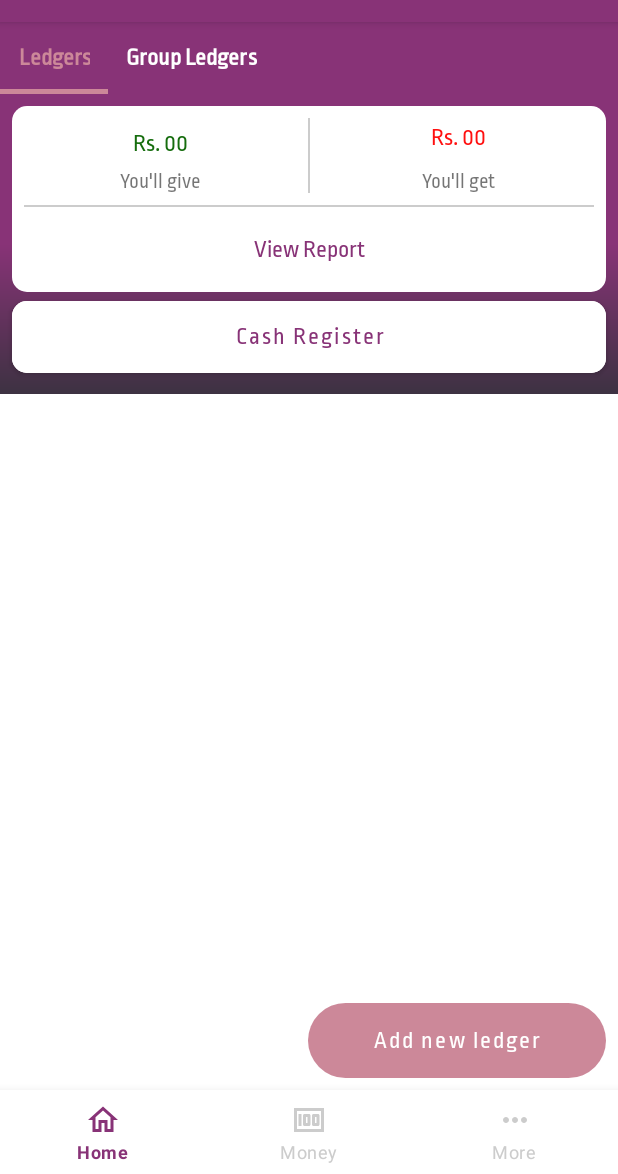
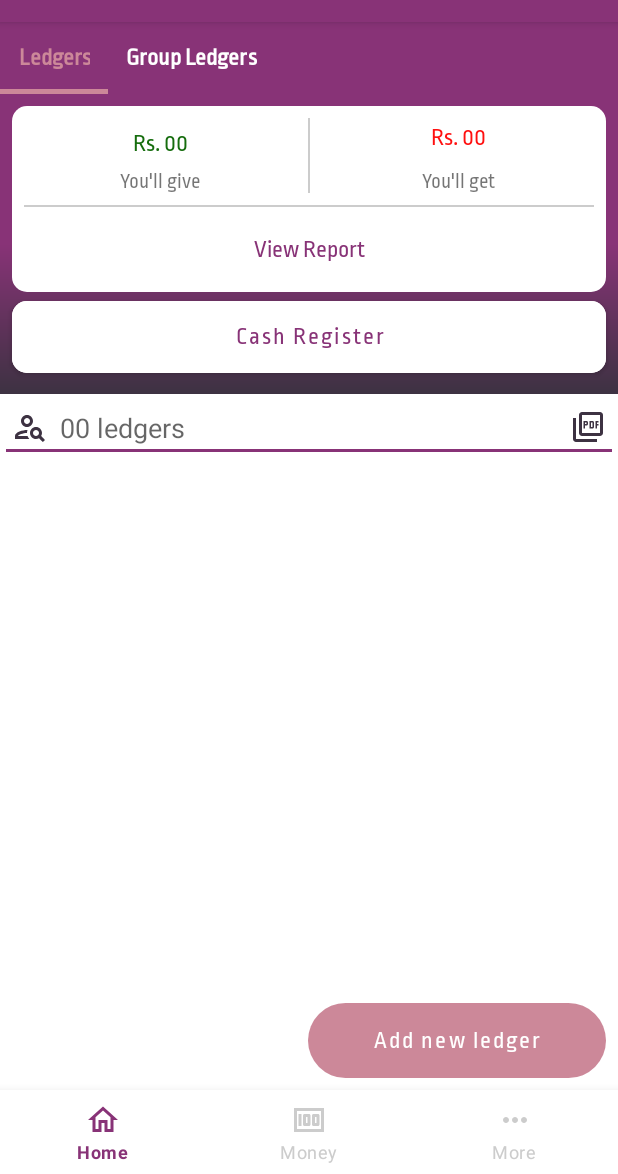
Before and after one commit to sarmad-sohaib/LedgerO, an Android app: the screen it shows after launch once a user with an empty profile is signed in (MainActivity), on a phone screen of 412 x 824 dp, the part 62-1236 px from its top. Run offline under Robolectric (Android 15) with nearby library versions, the phone set to English and light mode, and no system bars; our stand-ins replace Firebase (no records; nobody signed in at launch, a user with empty details on screens opened directly).

Commit message:
added search bar in ledger, and group ledger fragments along with some theme changes

```diff
--- /dev/null
+++ b/app/src/main/res/drawable/ic_outline_as_pdf_24.xml
@@ -0,0 +1,5 @@
+<vector android:height="24dp" android:tint="#3D3242"
+    android:viewportHeight="24" android:viewportWidth="24"
+    android:width="24dp" xmlns:android="http://schemas.android.com/apk/res/android">
+    <path android:fillColor="@android:color/white" android:pathData="M20,2L8,2c-1.1,0 -2,0.9 -2,2v12c0,1.1 0.9,2 2,2h12c1.1,0 2,-0.9 2,-2L22,4c0,-1.1 -0.9,-2 -2,-2zM20,16L8,16L8,4h12v12zM4,6L2,6v14c0,1.1 0.9,2 2,2h14v-2L4,20L4,6zM16,12L16,9c0,-0.55 -0.45,-1 -1,-1h-2v5h2c0.55,0 1,-0.45 1,-1zM14,9h1v3h-1L14,9zM18,11h1v-1h-1L18,9h1L19,8h-2v5h1zM10,11h1c0.55,0 1,-0.45 1,-1L12,9c0,-0.55 -0.45,-1 -1,-1L9,8v5h1v-2zM10,9h1v1h-1L10,9z"/>
+</vector>
--- /dev/null
+++ b/app/src/main/res/drawable/ic_outline_person_search_24.xml
@@ -0,0 +1,7 @@
+<vector android:height="24dp" android:tint="#3D3242"
+    android:viewportHeight="24" android:viewportWidth="24"
+    android:width="24dp" xmlns:android="http://schemas.android.com/apk/res/android">
+    <path android:fillColor="@android:color/white" android:pathData="M10,12c2.21,0 4,-1.79 4,-4c0,-2.21 -1.79,-4 -4,-4S6,5.79 6,8C6,10.21 7.79,12 10,12zM10,6c1.1,0 2,0.9 2,2c0,1.1 -0.9,2 -2,2S8,9.1 8,8C8,6.9 8.9,6 10,6z"/>
+    <path android:fillColor="@android:color/white" android:pathData="M4,18c0.22,-0.72 3.31,-2 6,-2c0,-0.7 0.13,-1.37 0.35,-1.99C7.62,13.91 2,15.27 2,18v2h9.54c-0.52,-0.58 -0.93,-1.25 -1.19,-2H4z"/>
+    <path android:fillColor="@android:color/white" android:pathData="M19.43,18.02C19.79,17.43 20,16.74 20,16c0,-2.21 -1.79,-4 -4,-4s-4,1.79 -4,4c0,2.21 1.79,4 4,4c0.74,0 1.43,-0.22 2.02,-0.57c0.93,0.93 1.62,1.62 2.57,2.57L22,20.59C20.5,19.09 21.21,19.79 19.43,18.02zM16,18c-1.1,0 -2,-0.9 -2,-2c0,-1.1 0.9,-2 2,-2s2,0.9 2,2C18,17.1 17.1,18 16,18z"/>
+</vector>
--- a/app/src/main/res/layout/fragment_ledgers.xml
+++ b/app/src/main/res/layout/fragment_ledgers.xml
@@ -7,14 +7,14 @@
     tools:context=".fragments.LedgersFragment">
 
     <com.google.android.material.imageview.ShapeableImageView
-        android:id="@+id/shape_bg_money_frag"
+        android:id="@+id/shape_bg_ledger_frag"
         android:layout_width="0dp"
         android:layout_height="200dp"
         android:background="@drawable/main_gradient_background"
         app:layout_constraintEnd_toEndOf="parent"
         app:layout_constraintStart_toStartOf="parent"
         app:layout_constraintTop_toTopOf="parent" />
-<!--ggmrijgi-->
+
     <com.google.android.material.imageview.ShapeableImageView
         android:id="@+id/shape_bg_white_money_frag"
         android:layout_width="0dp"
@@ -24,9 +24,9 @@
         android:background="@drawable/layout_bg"
         android:backgroundTint="@color/white"
         app:layout_constraintBottom_toTopOf="@id/bt_cash_register_money_frag"
-        app:layout_constraintEnd_toEndOf="@id/shape_bg_money_frag"
-        app:layout_constraintStart_toStartOf="@id/shape_bg_money_frag"
-        app:layout_constraintTop_toTopOf="@id/shape_bg_money_frag" />
+        app:layout_constraintEnd_toEndOf="@id/shape_bg_ledger_frag"
+        app:layout_constraintStart_toStartOf="@id/shape_bg_ledger_frag"
+        app:layout_constraintTop_toTopOf="@id/shape_bg_ledger_frag" />
 
     <com.google.android.material.button.MaterialButton
         android:id="@+id/bt_cash_register_money_frag"
@@ -40,7 +40,7 @@
         android:textColor="@color/violent_vixen"
         android:textSize="16sp"
         app:cornerRadius="10dp"
-        app:layout_constraintBottom_toBottomOf="@id/shape_bg_money_frag"
+        app:layout_constraintBottom_toBottomOf="@id/shape_bg_ledger_frag"
         app:layout_constraintEnd_toEndOf="@+id/shape_bg_white_money_frag"
         app:layout_constraintStart_toStartOf="@+id/shape_bg_white_money_frag"
         app:layout_constraintTop_toBottomOf="@id/shape_bg_white_money_frag" />
@@ -150,4 +150,46 @@
         app:layout_constraintEnd_toEndOf="parent"
         app:layout_constraintHorizontal_bias="0.0"
         app:layout_constraintStart_toStartOf="@+id/line_horizontal_money_frag" />
+
+<!--Search bar-->
+    <EditText
+        android:id="@+id/tv_search_bar"
+        android:layout_width="0dp"
+        android:layout_height="wrap_content"
+        app:layout_constraintEnd_toEndOf="parent"
+        android:drawablePadding="8dp"
+        android:paddingHorizontal="8dp"
+        android:focusable="true"
+        android:focusableInTouchMode="true"
+        android:clickable="true"
+        android:textColor="@color/blackcurrant"
+        android:hint="@string/_00_ledgers"
+        android:drawableStart="@drawable/ic_outline_person_search_24"
+        android:drawableEnd="@drawable/ic_outline_as_pdf_24"
+        app:layout_constraintStart_toStartOf="parent"
+        app:layout_constraintTop_toBottomOf="@+id/shape_bg_ledger_frag" />
+
+<!--    <com.google.android.material.textfield.TextInputLayout-->
+<!--        android:id="@+id/filledTextField"-->
+<!--        android:layout_width="0dp"-->
+<!--        android:layout_height="wrap_content"-->
+<!--        app:endIconDrawable="@drawable/ic_outline_as_pdf_24"-->
+<!--        app:startIconDrawable="@drawable/ic_outline_person_search_24"-->
+<!--        app:startIconTint="@color/blackcurrant"-->
+<!--        app:endIconTint="@color/blackcurrant"-->
+<!--        app:endIconMode="custom"-->
+<!--        app:layout_constraintEnd_toEndOf="parent"-->
+<!--        app:layout_constraintStart_toStartOf="parent"-->
+<!--        app:layout_constraintTop_toBottomOf="@+id/shape_bg_money_frag">-->
+
+<!--        <com.google.android.material.textfield.TextInputEditText-->
+<!--            android:id="@+id/tv_search_ledgers_frag"-->
+<!--            android:gravity="center_vertical"-->
+<!--            android:background="@android:color/transparent"-->
+<!--            android:textColor="@color/blackcurrant"-->
+<!--            android:layout_width="match_parent"-->
+<!--            android:layout_height="wrap_content" />-->
+
+<!--    </com.google.android.material.textfield.TextInputLayout>-->
+
 </androidx.constraintlayout.widget.ConstraintLayout>
--- a/app/src/main/res/values-night/themes.xml
+++ b/app/src/main/res/values-night/themes.xml
@@ -2,12 +2,12 @@
     <!-- Base application theme. -->
     <style name="Theme.LedgerO" parent="Theme.MaterialComponents.DayNight.DarkActionBar">
         <!-- Primary brand color. -->
-        <item name="colorPrimary">@color/purple_200</item>
-        <item name="colorPrimaryVariant">@color/purple_700</item>
-        <item name="colorOnPrimary">@color/black</item>
+        <item name="colorPrimary">@color/violent_vixen</item>
+        <item name="colorPrimaryVariant">@color/violent_vixen</item>
+        <item name="colorOnPrimary">@color/purple_200</item>
         <!-- Secondary brand color. -->
-        <item name="colorSecondary">@color/teal_200</item>
-        <item name="colorSecondaryVariant">@color/teal_200</item>
+        <item name="colorSecondary">@color/violent_vixen</item>
+        <item name="colorSecondaryVariant">@color/violent_vixen</item>
         <item name="colorOnSecondary">@color/black</item>
         <!-- Status bar color. -->
         <item name="android:statusBarColor" tools:targetApi="l">?attr/colorPrimaryVariant</item>
--- a/app/src/main/res/values/strings.xml
+++ b/app/src/main/res/values/strings.xml
@@ -30,4 +30,5 @@
     <string name="re_enter_passsword">Re-enter passsword</string>
     <string name="app_name">LedgerO</string>
     <string name="email">Email</string>
+    <string name="_00_ledgers">00 ledgers</string>
 </resources>
--- a/app/src/main/res/values/themes.xml
+++ b/app/src/main/res/values/themes.xml
@@ -6,8 +6,8 @@
         <item name="colorPrimaryVariant">@color/violent_vixen</item>
         <item name="colorOnPrimary">@color/purple_200</item>
         <!-- Secondary brand color. -->
-        <item name="colorSecondary">@color/teal_200</item>
-        <item name="colorSecondaryVariant">@color/teal_700</item>
+        <item name="colorSecondary">@color/violent_vixen</item>
+        <item name="colorSecondaryVariant">@color/violent_vixen</item>
         <item name="colorOnSecondary">@color/black</item>
         <!-- Status bar color. -->
         <item name="android:statusBarColor" tools:targetApi="l">?attr/colorPrimaryVariant</item>
```
Also changed, not shown: app/src/main/res/layout/fragment_group_ledgers.xml (+20 -5 lines).
